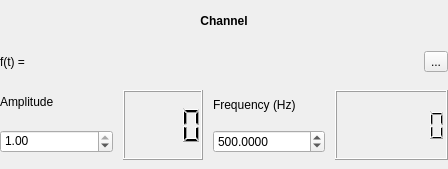
Before: the Qt Designer form soundGEN/widgets/channelsettings.ui in Posedelov-Evgeniy/Sgen, drawn with Qt 5.
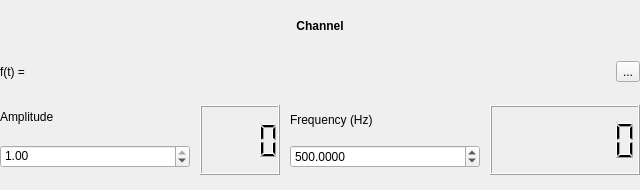
After: the same form once the commit is applied.

What changed in the file:
```diff
--- a/soundGEN/widgets/channelsettings.ui
+++ b/soundGEN/widgets/channelsettings.ui
@@ -6,8 +6,8 @@
    <rect>
     <x>0</x>
     <y>0</y>
-    <width>448</width>
-    <height>169</height>
+    <width>640</width>
+    <height>190</height>
    </rect>
   </property>
   <property name="sizePolicy">
@@ -18,8 +18,8 @@
   </property>
   <property name="minimumSize">
    <size>
-    <width>0</width>
-    <height>65</height>
+    <width>640</width>
+    <height>190</height>
    </size>
   </property>
   <property name="maximumSize">
```
